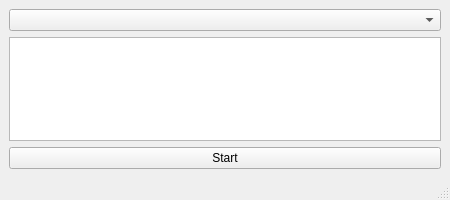
Old version of the form main.ui in the repository jangxx/knallmeister-audio-forwarder.
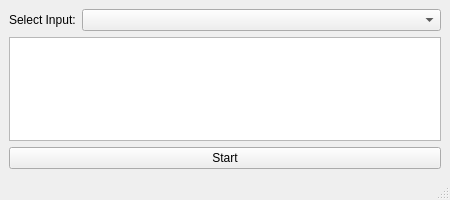
New version of the form. Icons and pictures are not drawn.

Patch:
```diff
--- a/main.ui
+++ b/main.ui
@@ -30,7 +30,24 @@
     <item row="0" column="0">
      <layout class="QVBoxLayout" name="verticalLayout_2">
       <item>
-       <widget class="QComboBox" name="inputSelect"/>
+       <layout class="QHBoxLayout" name="horizontalLayout">
+        <item>
+         <widget class="QLabel" name="label">
+          <property name="sizePolicy">
+           <sizepolicy hsizetype="Fixed" vsizetype="Preferred">
+            <horstretch>0</horstretch>
+            <verstretch>0</verstretch>
+           </sizepolicy>
+          </property>
+          <property name="text">
+           <string>Select Input:</string>
+          </property>
+         </widget>
+        </item>
+        <item>
+         <widget class="QComboBox" name="inputSelect"/>
+        </item>
+       </layout>
       </item>
       <item>
        <widget class="QTextEdit" name="outputBox">
```
Left out of the diff: 4 changed lines with no effect on the pictures.
